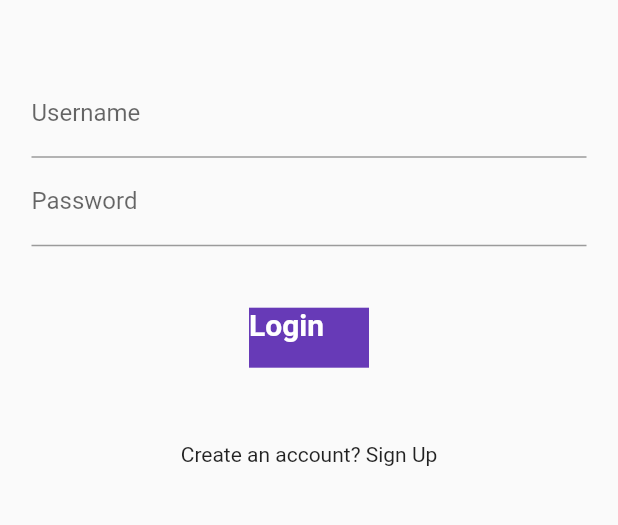
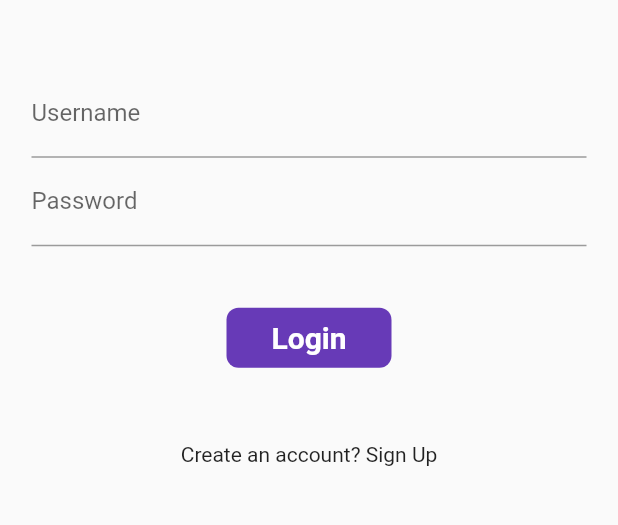
Before and after one commit to themrsrk/Flutter-Catalog-App, a Flutter app: the screen it shows after launch, on a phone screen of 412 x 824 dp, the part 510-1035 px from its top. Run offline on Flutter 3.47's test engine with Material 2 defaults, Android fonts, the phone set to English and light mode, and no system bars.

Commit message:
Add animation in Login button and navigate to another page

```diff
--- a/lib/Screens/login_page.dart
+++ b/lib/Screens/login_page.dart
@@ -72,16 +72,35 @@ class _LoginState extends State<Login> {
             height: 20.0 ,
           ),
 
-            Container(
+            InkWell(
+              onTap:  () async{
+                setState(() {
+                  changeButton = true;
+                });
+                await Future.delayed(Duration(seconds: 1));
+                Navigator.pushNamed(context, MyRoutes.home);
+              },
+              splashColor: Colors.white,
+
+              child: AnimatedContainer(
+
+                duration: Duration(seconds: 1),
                 height: 40,
-              width: 80,
-              color: Colors.deepPurple,
-              child: Text(
+                width: changeButton?40:110,
+                alignment: Alignment.center,
+
+                // color: Colors.deepPurple,
+                child: changeButton? Icon(Icons.done, color: Colors.white,): Text(
                   "Login",
                   style: TextStyle(
                     color: Colors.white,
                     fontWeight: FontWeight.bold,
-                  fontSize: 20
+                    fontSize: 20,
+                  ),
+                  ),
+                  decoration: BoxDecoration(
+                    color: Colors.deepPurple,
+                    borderRadius: BorderRadius.circular(changeButton?50:8),
                   ),
               ),
             ),
```
Lines whose indentation alone changed are shown as unchanged.
